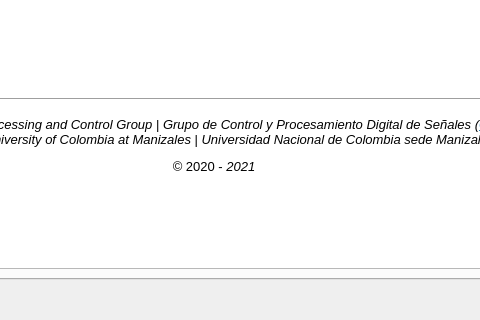
UN-GCPDS/bci-framework, file bci_framework/framework/qtgui/about.ui: the form before one commit; both pictures show x 146 to 626 and y 350 to 670 of the 720 by 670 pixel window.
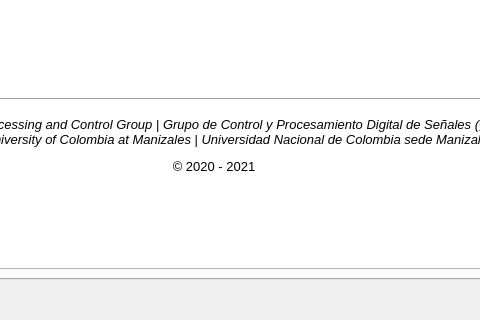
The form after the commit. The open tabs and pages were chosen to show the change. Icons and pictures are not drawn.

```diff
--- a/bci_framework/framework/qtgui/about.ui
+++ b/bci_framework/framework/qtgui/about.ui
@@ -98,7 +98,7 @@
 &lt;p style=&quot;-qt-paragraph-type:empty; margin-top:0px; margin-bottom:0px; margin-left:0px; margin-right:0px; -qt-block-indent:0; text-indent:0px; text-decoration: underline; color:#2980b9;&quot;&gt;&lt;br /&gt;&lt;/p&gt;
 &lt;hr /&gt;
 &lt;p align=&quot;center&quot; style=&quot; margin-top:12px; margin-bottom:12px; margin-left:0px; margin-right:0px; -qt-block-indent:0; text-indent:0px;&quot;&gt;&lt;span style=&quot; font-style:italic;&quot;&gt;Digital Signal Processing and Control Group&lt;/span&gt; | &lt;span style=&quot; font-style:italic;&quot;&gt;Grupo de Control y Procesamiento Digital de Señales (&lt;/span&gt;&lt;a href=&quot;https://github.com/UN-GCPDS/&quot;&gt;&lt;span style=&quot; font-style:italic; text-decoration: underline; color:#2980b9;&quot;&gt;GCPDS&lt;/span&gt;&lt;/a&gt;&lt;span style=&quot; font-style:italic;&quot;&gt;)&lt;/span&gt;&lt;br /&gt;&lt;span style=&quot; font-style:italic;&quot;&gt;National University of Colombia at Manizales&lt;/span&gt; | &lt;span style=&quot; font-style:italic;&quot;&gt;Universidad Nacional de Colombia sede Manizales&lt;/span&gt;&lt;/p&gt;
-&lt;p align=&quot;center&quot; style=&quot; margin-top:12px; margin-bottom:12px; margin-left:0px; margin-right:0px; -qt-block-indent:0; text-indent:0px;&quot;&gt;© 2020 - &lt;span style=&quot; font-style:italic;&quot;&gt;2021&lt;/span&gt;&lt;/p&gt;&lt;/body&gt;&lt;/html&gt;</string>
+&lt;p align=&quot;center&quot; style=&quot; margin-top:12px; margin-bottom:12px; margin-left:0px; margin-right:0px; -qt-block-indent:0; text-indent:0px;&quot;&gt;© 2020 - 2021&lt;/p&gt;&lt;/body&gt;&lt;/html&gt;</string>
           </property>
           <property name="textInteractionFlags">
            <set>Qt::LinksAccessibleByMouse|Qt::TextSelectableByKeyboard</set>
```
Left out of the diff: 21 changed lines with no effect on the pictures.
